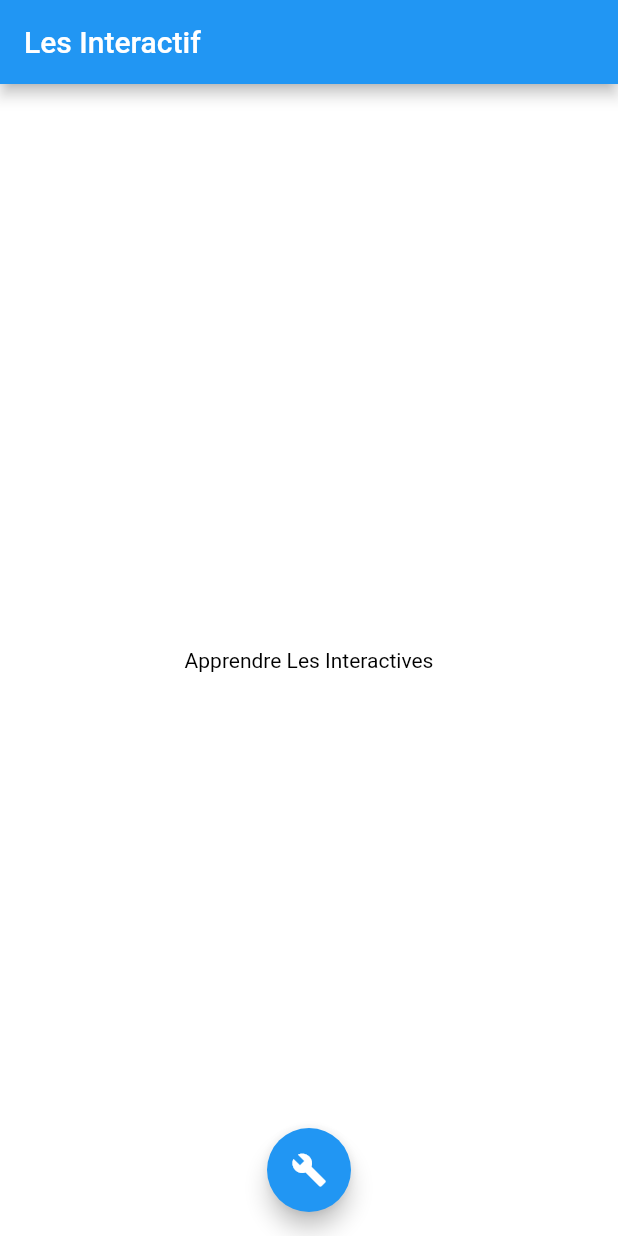
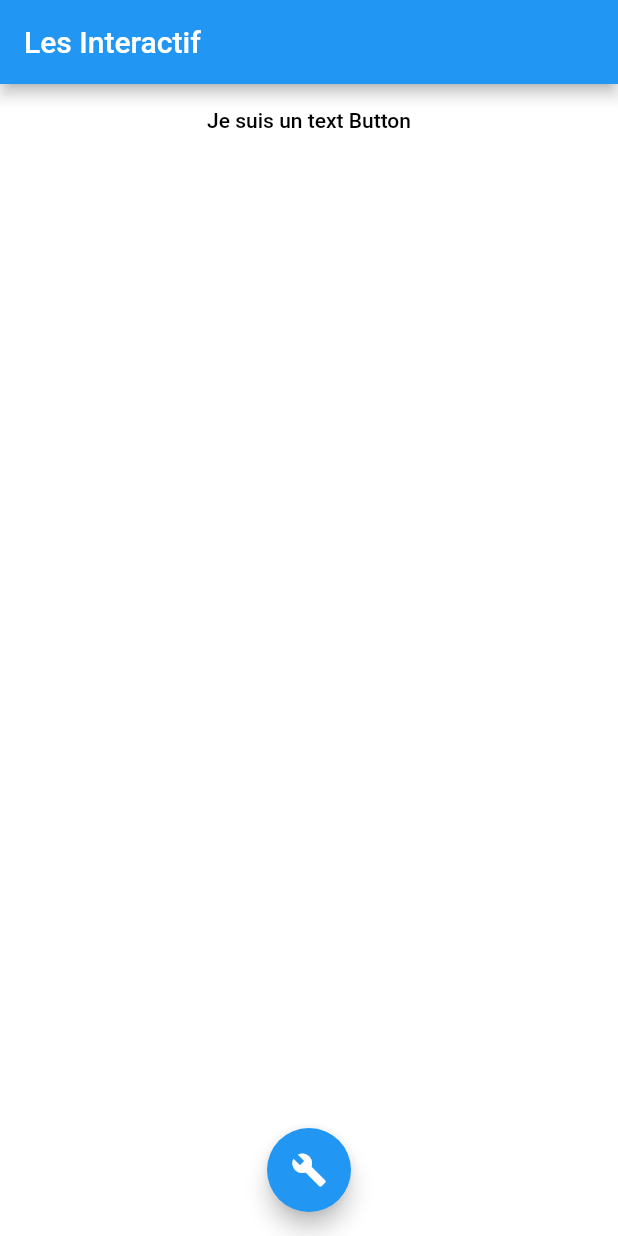
Before and after one commit to Devsaci/Passerel_Widgets_interactifs, a Flutter app: the screen it shows after launch, on a phone screen of 412 x 824 dp. Run offline on Flutter 3.47's test engine with Material 2 defaults, Android fonts, the phone set to English and light mode, and no system bars.

Commit message:
105.TextButton

```diff
--- a/lib/Interactive_Page.dart
+++ b/lib/Interactive_Page.dart
@@ -37,7 +37,12 @@ class InteractifPageState extends State<InteractifPage> {
         title: Text('Les Interactif'),
       ),
       body: Center(
-        child: Text("Apprendre Les Interactives", style: TextStyle(color: textColor),),
+        child: Column(
+          children: [
+            TextButton(onPressed: null, child: Text("Je suis un text Button" ,style: TextStyle(color:textColor),))
+          ],
+        )
+        //Text("Apprendre Les Interactives", style: TextStyle(color: textColor),),
       ),
       floatingActionButton: FloatingActionButton(
         onPressed: updateColors,
```
